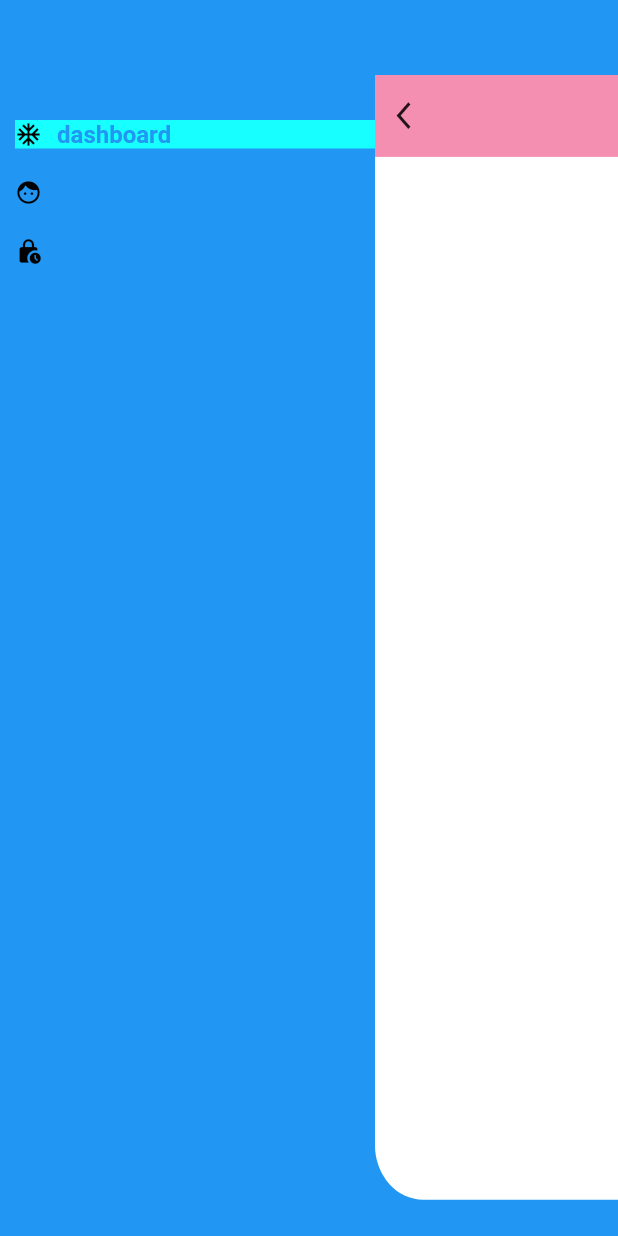
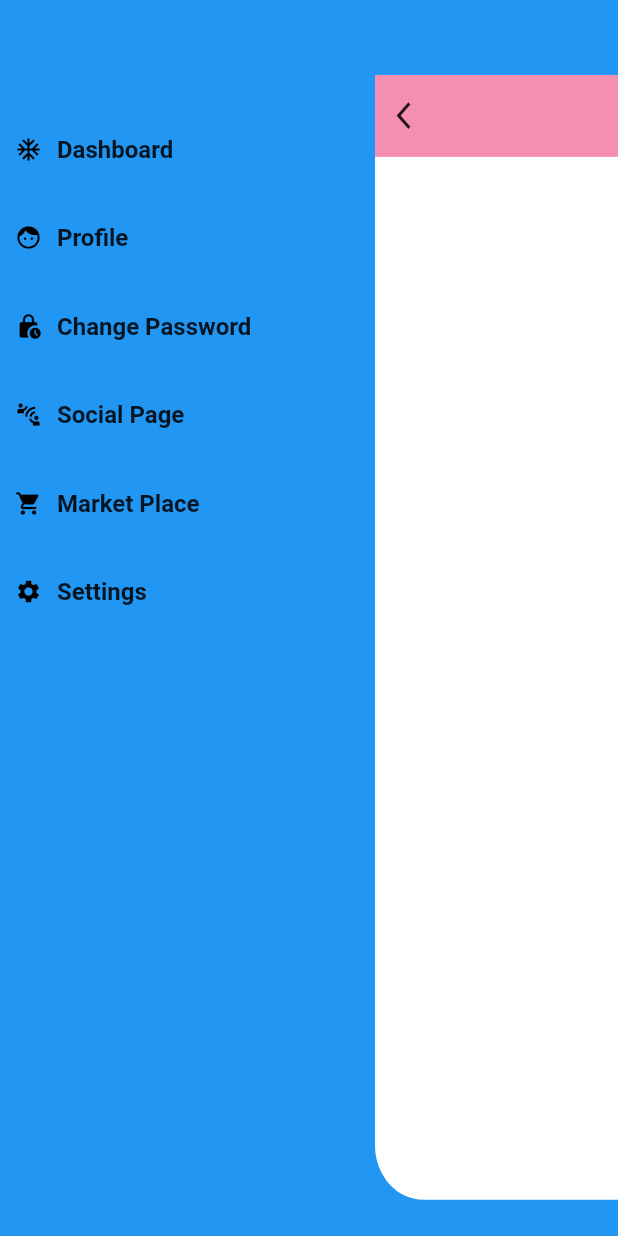
Before and after one commit to bitwaytechorg/pluto, a Flutter app: the MobileHome screen opened directly, after a tap on the "menu" icon, on a phone screen of 412 x 824 dp. Run offline on Flutter 3.47's test engine with Material 2 defaults, Android fonts, the phone set to English and light mode, and no system bars; our stand-ins replace cloud_firestore, firebase_auth, firebase_core, firebase_remote_config; missing offline and left inert: firebase_ui_auth, firebase_ui_localizations; accounts and stored records are empty.

Commit message:
slider_menu.dart

```diff
--- a/lib/components/slider_menu.dart
+++ b/lib/components/slider_menu.dart
@@ -20,21 +20,19 @@ class Slider_menu extends StatelessWidget {
         children: [
           SingleChildScrollView(
             child: Container(
-              color: Colors.blue,
               margin: EdgeInsets.symmetric(horizontal: 10),
               child: Column(
                 crossAxisAlignment: CrossAxisAlignment.start,
                 children: [
                   Container(
-                    color: Colors.cyanAccent,
-                    margin: EdgeInsets.symmetric(vertical: 10),
+                    margin: EdgeInsets.symmetric(vertical: 20),
                     child:InkWell(
                       onTap: ()=>Navigator.push(context, MaterialPageRoute(builder: (context)=>Home())),
                       child: Row(
                         children: [
                           Icon(Icons.ac_unit_outlined, color: Colors.black,size: 18,),
                           SizedBox(width: 10,),
-                          Text('dashboard', style: TextStyle(color: Theme.of(context).primaryColor, fontSize:16,fontWeight: FontWeight.bold),)
+                          Text('Dashboard', style: TextStyle(color: Colors.black87, fontSize:16,fontWeight: FontWeight.bold),)
 
                 ],
 
@@ -43,14 +41,14 @@ class Slider_menu extends StatelessWidget {
             ),
           ),
                   Container(
-                    margin: EdgeInsets.symmetric(vertical: 10),
+                    margin: EdgeInsets.symmetric(vertical: 20),
                     child:InkWell(
                       onTap: ()=> { },
                       child: Row(
                         children: [
                           Icon(Icons.face, color: Colors.black,size: 18,),
                           SizedBox(width: 10,),
-                          Text('Profile', style: TextStyle(color: Theme.of(context).primaryColor, fontSize:16,fontWeight: FontWeight.bold),)
+                          Text('Profile', style: TextStyle(color: Colors.black87, fontSize:16,fontWeight: FontWeight.bold),)
 
                         ],
 
@@ -59,14 +57,53 @@ class Slider_menu extends StatelessWidget {
                     ),
                   ),
                   Container(
-                    margin: EdgeInsets.symmetric(vertical: 10),
+                    margin: EdgeInsets.symmetric(vertical: 20),
                     child: InkWell(
                       onTap: ()=> { },
                       child: Row(
                         children: [
                           Icon(Icons.lock_clock_rounded, color: Colors.black,size: 18,),
                           SizedBox(width: 10,),
-                          Text('Change Password', style: TextStyle(color: Theme.of(context).primaryColor, fontSize: 16, fontWeight: FontWeight.bold),)
+                          Text('Change Password', style: TextStyle(color: Colors.black87, fontSize: 16, fontWeight: FontWeight.bold),)
+                        ],
+                      ),
+                    ),
+                  ),
+                  Container(
+                    margin: EdgeInsets.symmetric(vertical: 20),
+                    child: InkWell(
+                      onTap: ()=> { },
+                      child: Row(
+                        children: [
+                          Icon(Icons.connect_without_contact_outlined, color: Colors.black,size: 18,),
+                          SizedBox(width: 10,),
+                          Text('Social Page ', style: TextStyle(color: Colors.black87, fontSize: 16, fontWeight: FontWeight.bold),)
+                        ],
+                      ),
+                    ),
+                  ),
+                  Container(
+                    margin: EdgeInsets.symmetric(vertical: 20),
+                    child: InkWell(
+                      onTap: ()=> { },
+                      child: Row(
+                        children: [
+                          Icon(Icons.shopping_cart, color: Colors.black,size: 18,),
+                          SizedBox(width: 10,),
+                          Text('Market Place', style: TextStyle(color: Colors.black87, fontSize: 16, fontWeight: FontWeight.bold),)
+                        ],
+                      ),
+                    ),
+                  ),
+                  Container(
+                    margin: EdgeInsets.symmetric(vertical: 20),
+                    child: InkWell(
+                      onTap: ()=> { },
+                      child: Row(
+                        children: [
+                          Icon(Icons.settings, color: Colors.black,size: 18,),
+                          SizedBox(width: 10,),
+                          Text('Settings', style: TextStyle(color: Colors.black87, fontSize: 16, fontWeight: FontWeight.bold),)
                         ],
                       ),
                     ),
```
